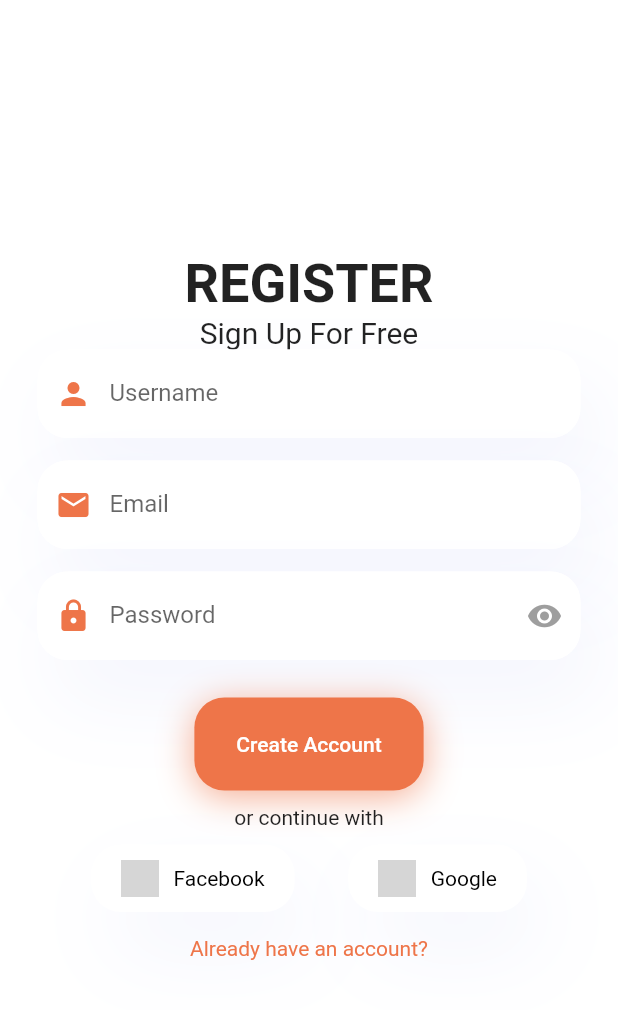
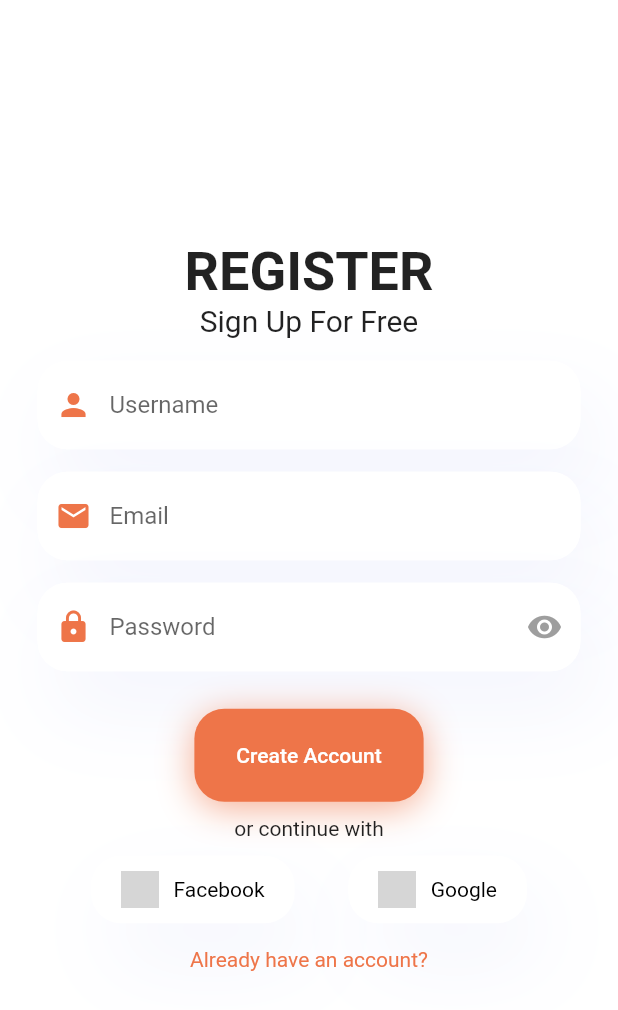
Before and after one commit to NafisHandoko/dahar-flutter, a Flutter app: the screen it shows after launch, on a phone screen of 412 x 824 dp. Shown: the top 1010 px of the screen. Run offline on Flutter 3.47's test engine with Material 2 defaults, Android fonts, the phone set to English and light mode, and no system bars; network calls fail; grey boxes are pictures that could not be loaded.

Commit message:
perbaikan2

```diff
--- a/lib/screens/register.dart
+++ b/lib/screens/register.dart
@@ -21,7 +21,7 @@ class register extends StatelessWidget {
               Text('Sign Up For Free',
                   style: TextStyle(fontSize: 20, fontWeight: FontWeight.w400)),
               Container(
-                margin: const EdgeInsets.only(bottom: 15),
+                margin: const EdgeInsets.only(bottom: 15, top: 15),
                 decoration: BoxDecoration(
                   boxShadow: [
                     BoxShadow(
```
